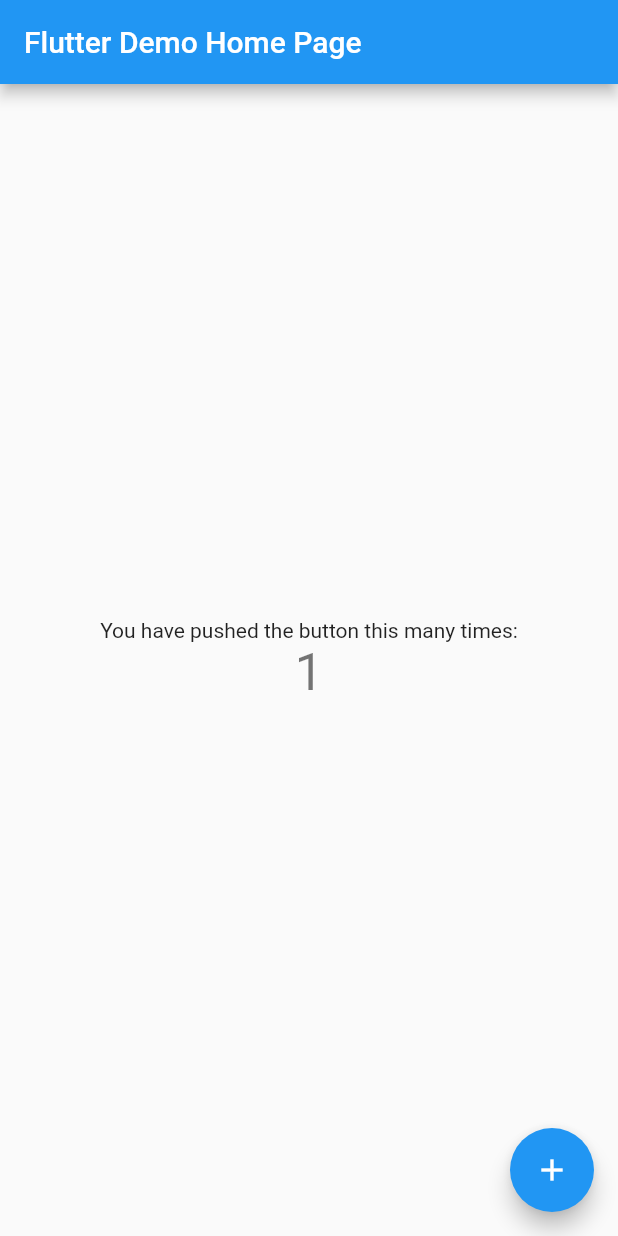
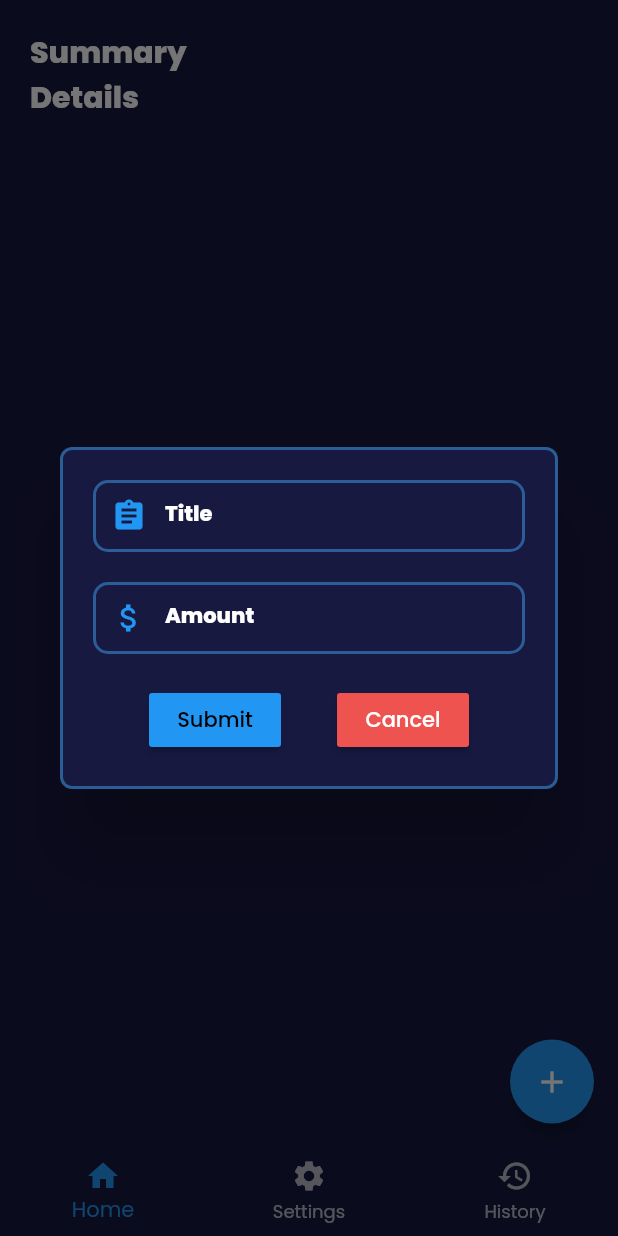
Before and after one commit to CrypticPoet/ExpenseTracker, a Flutter app: the screen it shows after launch, after a tap on the "add" icon, on a phone screen of 412 x 824 dp. Run offline on Flutter 3.47's test engine with Material 2 defaults, Android fonts, the phone set to English and light mode, and no system bars; our stand-ins replace google_fonts.

Commit message:
Added home screen, add transaction modal and basic constants for styling

```diff
--- /dev/null
+++ b/expense_tracker/lib/constants.dart
@@ -0,0 +1,29 @@
+import 'package:flutter/material.dart';
+
+// UI Colors
+const Color kBgColor = Color(0xFF171941);
+const Color kPrimaryColor = Colors.blue;
+
+// Border Colors
+const Color kPrimaryBorderColor = Color.fromRGBO(52, 123, 189, 0.70);
+const Color kSecondaryBorderColor = Color.fromRGBO(255, 92, 151, 0.63);
+
+// Text Colors
+const Color kTextColor = Colors.white;
+const Color kTextSecColor = Color(0xFFFF8C8C);
+
+// Text styles
+const TextStyle kHeading1Style = TextStyle(fontSize: 20, color: Colors.white, fontWeight: FontWeight.w800);
+const TextStyle kTextStyle = TextStyle(color: kTextColor, fontSize: 14, fontWeight: FontWeight.w600);
+const TextStyle kSecTextSyle = TextStyle(color: kTextSecColor, fontSize: 11, fontWeight: FontWeight.w600);
+
+// Box Decorations
+BoxDecoration kBoxDecoration = BoxDecoration(
+  border: Border.all(color: kPrimaryBorderColor, width: 2),
+  borderRadius: BorderRadius.circular(8),
+);
+
+BoxDecoration kCircleBoxDecoration = BoxDecoration(
+  shape: BoxShape.circle,
+  border: Border.all(color: kSecondaryBorderColor, width: 2),
+);
--- a/expense_tracker/lib/main.dart
+++ b/expense_tracker/lib/main.dart
@@ -1,117 +1,20 @@
 import 'package:flutter/material.dart';
+import 'package:google_fonts/google_fonts.dart';
+import 'package:expense_tracker/screens/screen.dart';
 
-void main() {
-  runApp(MyApp());
-}
+void main() => runApp(MainApp());
 
-class MyApp extends StatelessWidget {
-  // This widget is the root of your application.
+class MainApp extends StatelessWidget {
+  const MainApp({Key key}) : super(key: key);
+
   @override
   Widget build(BuildContext context) {
     return MaterialApp(
-      title: 'Flutter Demo',
+      title: 'Expense Tracker',
+      home: Screen(),
       theme: ThemeData(
-        // This is the theme of your application.
-        //
-        // Try running your application with "flutter run". You'll see the
-        // application has a blue toolbar. Then, without quitting the app, try
-        // changing the primarySwatch below to Colors.green and then invoke
-        // "hot reload" (press "r" in the console where you ran "flutter run",
-        // or simply save your changes to "hot reload" in a Flutter IDE).
-        // Notice that the counter didn't reset back to zero; the application
-        // is not restarted.
-        primarySwatch: Colors.blue,
-        // This makes the visual density adapt to the platform that you run
-        // the app on. For desktop platforms, the controls will be smaller and
-        // closer together (more dense) than on mobile platforms.
-        visualDensity: VisualDensity.adaptivePlatformDensity,
+        textTheme: GoogleFonts.poppinsTextTheme(Theme.of(context).textTheme),
       ),
-      home: MyHomePage(title: 'Flutter Demo Home Page'),
     );
   }
 }
-
-class MyHomePage extends StatefulWidget {
-  MyHomePage({Key key, this.title}) : super(key: key);
-
-  // This widget is the home page of your application. It is stateful, meaning
-  // that it has a State object (defined below) that contains fields that affect
-  // how it looks.
-
-  // This class is the configuration for the state. It holds the values (in this
-  // case the title) provided by the parent (in this case the App widget) and
-  // used by the build method of the State. Fields in a Widget subclass are
-  // always marked "final".
-
-  final String title;
-
-  @override
-  _MyHomePageState createState() => _MyHomePageState();
-}
-
-class _MyHomePageState extends State<MyHomePage> {
-  int _counter = 0;
-
-  void _incrementCounter() {
-    setState(() {
-      // This call to setState tells the Flutter framework that something has
-      // changed in this State, which causes it to rerun the build method below
-      // so that the display can reflect the updated values. If we changed
-      // _counter without calling setState(), then the build method would not be
-      // called again, and so nothing would appear to happen.
-      _counter++;
-    });
-  }
-
-  @override
-  Widget build(BuildContext context) {
-    // This method is rerun every time setState is called, for instance as done
-    // by the _incrementCounter method above.
-    //
-    // The Flutter framework has been optimized to make rerunning build methods
-    // fast, so that you can just rebuild anything that needs updating rather
-    // than having to individually change instances of widgets.
-    return Scaffold(
-      appBar: AppBar(
-        // Here we take the value from the MyHomePage object that was created by
-        // the App.build method, and use it to set our appbar title.
-        title: Text(widget.title),
-      ),
-      body: Center(
-        // Center is a layout widget. It takes a single child and positions it
-        // in the middle of the parent.
-        child: Column(
-          // Column is also a layout widget. It takes a list of children and
-          // arranges them vertically. By default, it sizes itself to fit its
-          // children horizontally, and tries to be as tall as its parent.
-          //
-          // Invoke "debug painting" (press "p" in the console, choose the
-          // "Toggle Debug Paint" action from the Flutter Inspector in Android
-          // Studio, or the "Toggle Debug Paint" command in Visual Studio Code)
-          // to see the wireframe for each widget.
-          //
-          // Column has various properties to control how it sizes itself and
-          // how it positions its children. Here we use mainAxisAlignment to
-          // center the children vertically; the main axis here is the vertical
-          // axis because Columns are vertical (the cross axis would be
-          // horizontal).
-          mainAxisAlignment: MainAxisAlignment.center,
-          children: <Widget>[
-            Text(
-              'You have pushed the button this many times:',
-            ),
-            Text(
-              '$_counter',
-              style: Theme.of(context).textTheme.headline4,
-            ),
-          ],
-        ),
-      ),
-      floatingActionButton: FloatingActionButton(
-        onPressed: _incrementCounter,
-        tooltip: 'Increment',
-        child: Icon(Icons.add),
-      ), // This trailing comma makes auto-formatting nicer for build methods.
-    );
-  }
-}
--- /dev/null
+++ b/expense_tracker/lib/models/transaction.dart
@@ -0,0 +1,7 @@
+class Transaction {
+  final String title;
+  final int amount;
+  final DateTime date;
+
+  Transaction({this.title, this.amount, this.date});
+}
--- /dev/null
+++ b/expense_tracker/lib/screens/screen.dart
@@ -0,0 +1,112 @@
+import 'package:flutter/material.dart';
+import 'package:expense_tracker/constants.dart';
+import 'package:expense_tracker/models/transaction.dart';
+import 'package:expense_tracker/screens/widgets/add_transaction_modal.dart';
+
+class Screen extends StatefulWidget {
+  static const Color bg = kBgColor;
+
+  @override
+  _ScreenState createState() => _ScreenState();
+}
+
+class _ScreenState extends State<Screen> {
+  var selectedIndex = 0;
+  final List<Transaction> transactions = [
+    Transaction(title: 'Mobile Recharge', amount: 1000, date: DateTime.now()),
+    Transaction(title: 'Samosas', amount: 10, date: DateTime.now()),
+    Transaction(title: 'Patties', amount: 20, date: DateTime.now()),
+    Transaction(title: 'Practical Copy', amount: 50, date: DateTime.now()),
+    Transaction(title: 'ParleG', amount: 50, date: DateTime.now().subtract(Duration(days: 1))),
+    Transaction(title: 'ParleG', amount: 500, date: DateTime.now().subtract(Duration(days: 1))),
+    Transaction(title: 'ParleG', amount: 500, date: DateTime.now().subtract(Duration(days: 1))),
+    Transaction(title: 'ParleG', amount: 50, date: DateTime.now().subtract(Duration(days: 3))),
+    Transaction(title: 'ParleG', amount: 500, date: DateTime.now().subtract(Duration(days: 3))),
+    Transaction(title: 'ParleG', amount: 50, date: DateTime.now().subtract(Duration(days: 5))),
+    Transaction(title: 'ParleG', amount: 400, date: DateTime.now().subtract(Duration(days: 5))),
+    Transaction(title: 'ParleG', amount: 1020, date: DateTime.now().subtract(Duration(days: 6))),
+    Transaction(title: 'ParleG', amount: 100, date: DateTime.now().subtract(Duration(days: 6))),
+    Transaction(title: 'ParleG', amount: 5, date: DateTime.now().subtract(Duration(days: 3))),
+  ];
+
+  final title = TextEditingController();
+  final amount = TextEditingController();
+
+  void _deleteTransaction(int index) {
+    setState(() {
+      transactions.removeAt(index);
+    });
+  }
+
+  void _addTransaction(String title, String amount, BuildContext ctx) {
+    if (title == '' || amount == '') return;
+    var tx = Transaction(amount: int.parse(amount), title: title, date: DateTime.now());
+    this.title.clear();
+    this.amount.clear();
+    setState(() {
+      transactions.insert(0, tx);
+    });
+    Navigator.of(ctx).pop();
+  }
+
+  void _showTransactionModal(BuildContext ctx) {
+    showDialog(
+      context: ctx,
+      // TODO : Add a Transaction Modal
+      builder: (bCtx) => AddTransactionModal(
+        title: title,
+        amount: amount,
+        addHandler: _addTransaction,
+        bCtx: bCtx,
+      ),
+    );
+  }
+
+  @override
+  Widget build(BuildContext context) {
+    return Scaffold(
+      // appBar: AppBar(
+      //   backgroundColor: Screen.bg,
+      //   title: Text('Personal Expense Tracker', style: GoogleFonts.poppins(fontSize: 18)),
+      // ),
+      backgroundColor: Screen.bg,
+      body: SafeArea(
+        child: SingleChildScrollView(
+          child: Padding(
+            padding: const EdgeInsets.fromLTRB(20, 20, 20, 0),
+            child: Column(
+              crossAxisAlignment: CrossAxisAlignment.start,
+              children: <Widget>[
+                Text('Summary', style: kHeading1Style),
+                Text('Details', style: kHeading1Style),
+                SizedBox(height: 20),
+              ],
+            ),
+          ),
+        ),
+      ),
+      floatingActionButton: selectedIndex == 0
+          ? FloatingActionButton(
+              onPressed: () => _showTransactionModal(context),
+              child: Icon(Icons.add),
+            )
+          : null,
+      bottomNavigationBar: BottomNavigationBar(
+        items: [
+          BottomNavigationBarItem(icon: Icon(Icons.home), title: Text('Home')),
+          BottomNavigationBarItem(icon: Icon(Icons.settings), title: Text('Settings')),
+          BottomNavigationBarItem(icon: Icon(Icons.history), title: Text('History')),
+        ],
+        currentIndex: selectedIndex,
+        onTap: (index) {
+          setState(() {
+            selectedIndex = index;
+          });
+        },
+        backgroundColor: Screen.bg,
+        unselectedItemColor: Colors.white70,
+        elevation: 20,
+      ),
+    );
+  }
+}
--- /dev/null
+++ b/expense_tracker/lib/screens/widgets/add_transaction_modal.dart
@@ -0,0 +1,72 @@
+import 'package:flutter/material.dart';
+
+import '../../constants.dart';
+import 'custom_text_field.dart';
+
+class AddTransactionModal extends StatelessWidget {
+  const AddTransactionModal({
+    Key key,
+    @required this.title,
+    @required this.amount,
+    @required this.addHandler,
+    @required this.bCtx,
+  }) : super(key: key);
+
+  final TextEditingController title;
+  final TextEditingController amount;
+  final Function addHandler;
+  final BuildContext bCtx;
+
+  @override
+  Widget build(BuildContext context) {
+    return Dialog(
+      backgroundColor: kBgColor,
+      // insetPadding: EdgeInsets.symmetric(horizontal: 40, vertical: 130),
+      shape: RoundedRectangleBorder(
+        borderRadius: BorderRadius.all(
+          Radius.circular(10),
+        ),
+      ),
+      child: Container(
+        width: double.infinity,
+        padding: EdgeInsets.all(20),
+        decoration: kBoxDecoration,
+        child: Column(
+          mainAxisSize: MainAxisSize.min,
+          mainAxisAlignment: MainAxisAlignment.start,
+          children: <Widget>[
+            CustomTextField(
+              controller: title,
+              fieldTitle: 'Title',
+              inputType: TextInputType.text,
+              icon: Icons.assignment,
+            ),
+            CustomTextField(
+              controller: amount,
+              fieldTitle: 'Amount',
+              inputType: TextInputType.number,
+              icon: Icons.attach_money,
+            ),
+            Row(
+              mainAxisAlignment: MainAxisAlignment.spaceEvenly,
+              children: <Widget>[
+                RaisedButton(
+                  child: Text('Submit'),
+                  onPressed: () => addHandler(title.text, amount.text, bCtx),
+                  color: kPrimaryColor,
+                  textColor: Colors.black,
+                ),
+                RaisedButton(
+                  child: Text('Cancel'),
+                  onPressed: () => Navigator.of(bCtx).pop(),
+                  color: Colors.red[400],
+                  textColor: Colors.white,
+                )
+              ],
+            ),
+          ],
+        ),
+      ),
+    );
+  }
+}
--- /dev/null
+++ b/expense_tracker/lib/screens/widgets/custom_text_field.dart
@@ -0,0 +1,52 @@
+import 'package:flutter/material.dart';
+import 'package:expense_tracker/constants.dart';
+
+class CustomTextField extends StatelessWidget {
+  final String fieldTitle;
+  final TextEditingController controller;
+  final TextInputType inputType;
+  final IconData icon;
+  static const textStyle = kTextStyle;
+
+  const CustomTextField({
+    Key key,
+    this.controller,
+    @required this.fieldTitle,
+    this.inputType,
+    this.icon,
+  }) : super(key: key);
+
+  @override
+  Widget build(BuildContext context) {
+    return Container(
+      margin: EdgeInsets.only(bottom: 20),
+      child: TextField(
+        cursorColor: Colors.white,
+        style: textStyle,
+        controller: controller,
+        keyboardType: inputType,
+        textCapitalization: TextCapitalization.sentences,
+        decoration: InputDecoration(
+          enabledBorder: OutlineInputBorder(
+            borderRadius: BorderRadius.circular(10),
+            borderSide: BorderSide(
+              color: kPrimaryBorderColor,
+              width: 2,
+            ),
+          ),
+          labelText: fieldTitle,
+          contentPadding: EdgeInsets.symmetric(horizontal: 10),
+          labelStyle: textStyle.copyWith(fontWeight: FontWeight.w800),
+          prefixIcon: Icon(
+            icon,
+            color: kPrimaryColor,
+          ),
+          focusedBorder: OutlineInputBorder(
+            borderRadius: BorderRadius.circular(10),
+            borderSide: BorderSide(color: kPrimaryColor, width: 2),
+          ),
+        ),
+      ),
+    );
+  }
+}
```
Also changed, not shown: expense_tracker/pubspec.yaml (+45 -50 lines).
